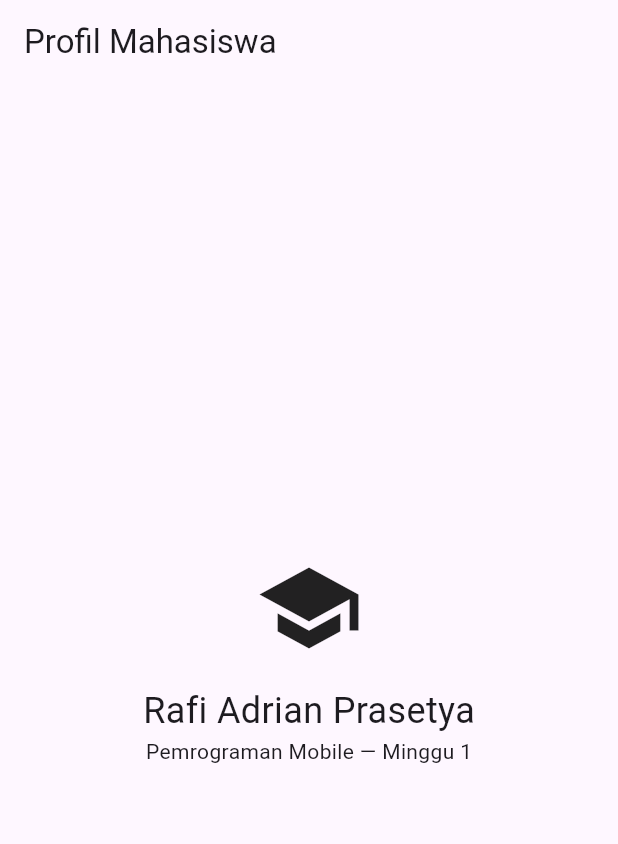
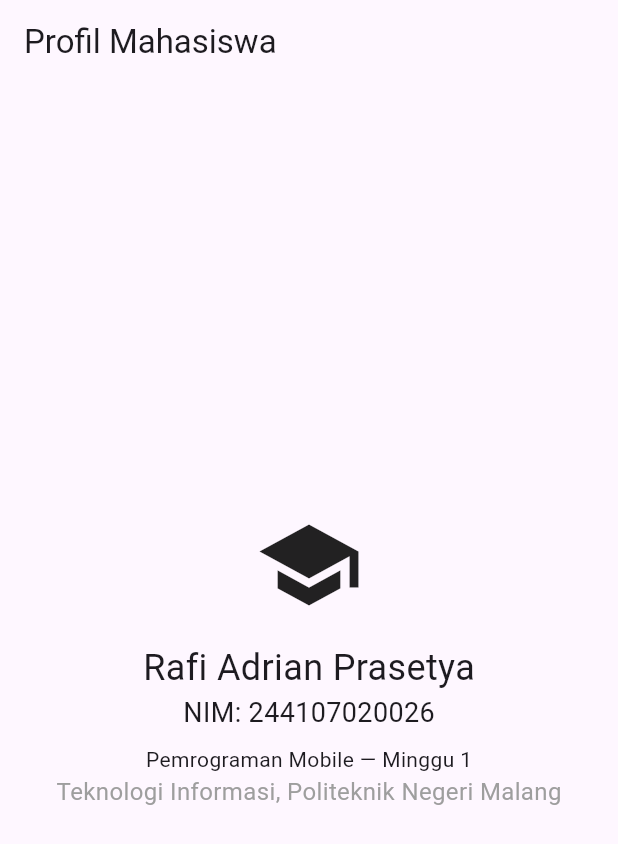
Before and after one commit to rafiadpr/244107020026-mobile-course, a Flutter app: the screen it shows after launch, on a phone screen of 412 x 824 dp. Shown: the top 844 px of the screen. Run offline on Flutter 3.47's test engine with Material 3 defaults, Android fonts, the phone set to English and light mode, and no system bars.

```diff
--- a/01-week-1-mobile-development-ecosystem-flutter-refresh/lib/main.dart
+++ b/01-week-1-mobile-development-ecosystem-flutter-refresh/lib/main.dart
@@ -17,7 +17,10 @@ class MyApp extends StatelessWidget {
             Icon(Icons.school, size: 72),
             SizedBox(height: 16),
             Text('Rafi Adrian Prasetya', style: TextStyle(fontSize: 24)),
+            Text('NIM: 244107020026', style: TextStyle(fontSize: 18)),
+            SizedBox(height: 8),
             Text('Pemrograman Mobile — Minggu 1'),
+            Text('Teknologi Informasi, Politeknik Negeri Malang', style: TextStyle(fontSize: 16, color: Colors.grey)),
           ]),
         ),
       ),
```
Also changed, not shown: 4 other files.
